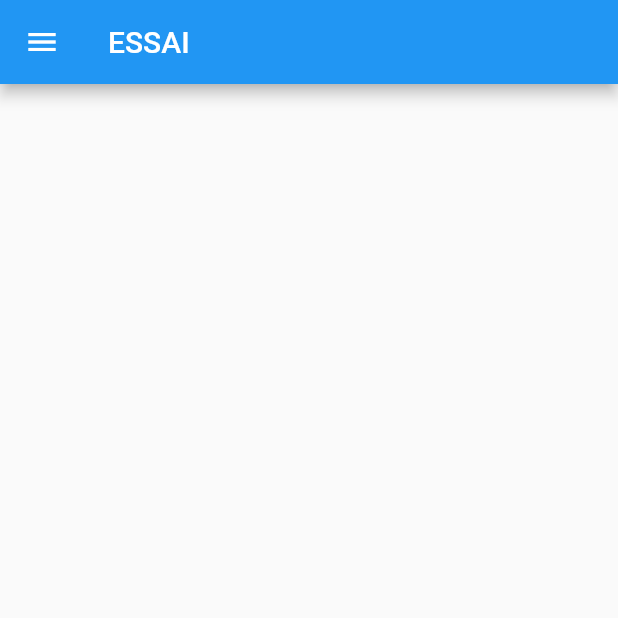
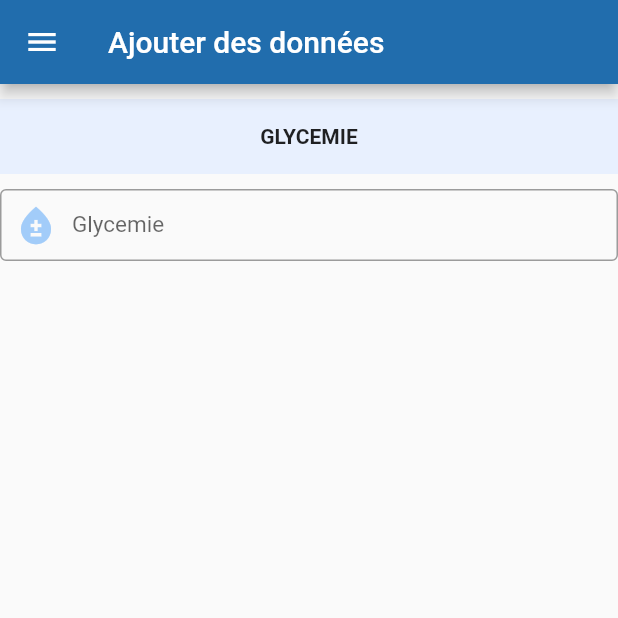
Before and after one commit to clau-s-lang/suivi_diabete, a Flutter app: the DonneesPatient screen opened directly, on a phone screen of 412 x 824 dp, the top half of it. Run offline on Flutter 3.47's test engine with Material 2 defaults, Android fonts, the light colour scheme and no system bars.

Commit message:
Menus du patients

```diff
--- a/lib/pages/pageDataPatient.dart
+++ b/lib/pages/pageDataPatient.dart
@@ -1,5 +1,7 @@
 import 'package:flutter/material.dart';
 import 'package:gestion_diabete/pages/pageMenuPatient.dart';
+
+import '../modeles/Reusables.dart';
 
 class DonneesPatient extends StatefulWidget {
   @override
@@ -7,13 +9,45 @@ class DonneesPatient extends StatefulWidget {
 }
 
 class _DonneesPatientState extends State<DonneesPatient> {
+
+  final glycemie = TextEditingController();
+
   @override
   Widget build(BuildContext context) {
     return Scaffold(
       drawer: MenuPatient(),
       appBar: AppBar(
-        title: Text('ESSAI'),
-
+        title: Text('Ajouter des données'),
+        backgroundColor: Color(0xFF216DAD),
+      ),
+      body: ListView(
+        children: [
+          SizedBox(height: 10,),
+          Container(
+            decoration: const BoxDecoration(
+              color: Color(0xFFE8F0FE),
+            ),
+            height: 50,
+            width: 330,
+            child: Center(
+              child: Text(
+                'GLYCEMIE',
+                style: TextStyle(
+                  //color: Color(0xFF216DAD),
+                  fontWeight: FontWeight.bold,
+                ),
+              ),
+            ),
+          ),
+          SizedBox(height: 10,),
+          ReusableTextFormField(
+            name: glycemie,
+            message: 'Ce champ est obligatoire',
+            label: 'Glycemie',
+            hint: '2.5 g/l',
+            icone: (Icons.bloodtype),
+          ),
+        ],
       ),
     );
   }
```
Also changed, not shown: lib/modeles/Reusables.dart (+96 -0 lines), lib/pages/pageInscriptionPatient.dart (+38 -0 lines), lib/pages/pageMenuPatient.dart (+43 -29 lines), images/clau.jpg (added).
